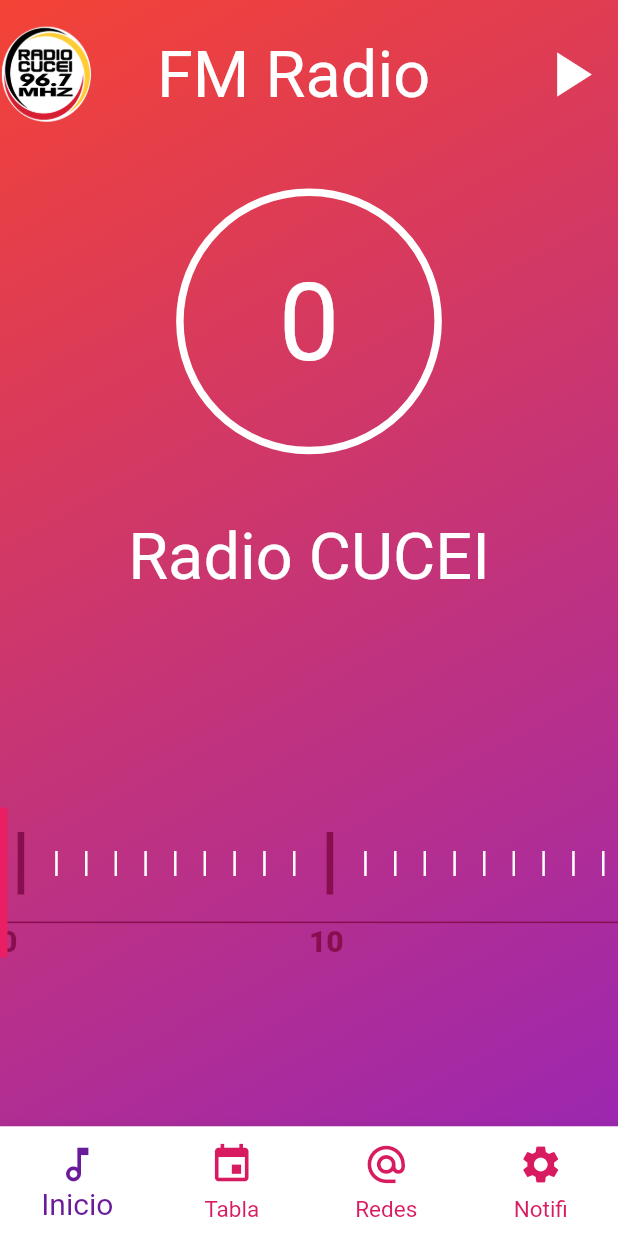
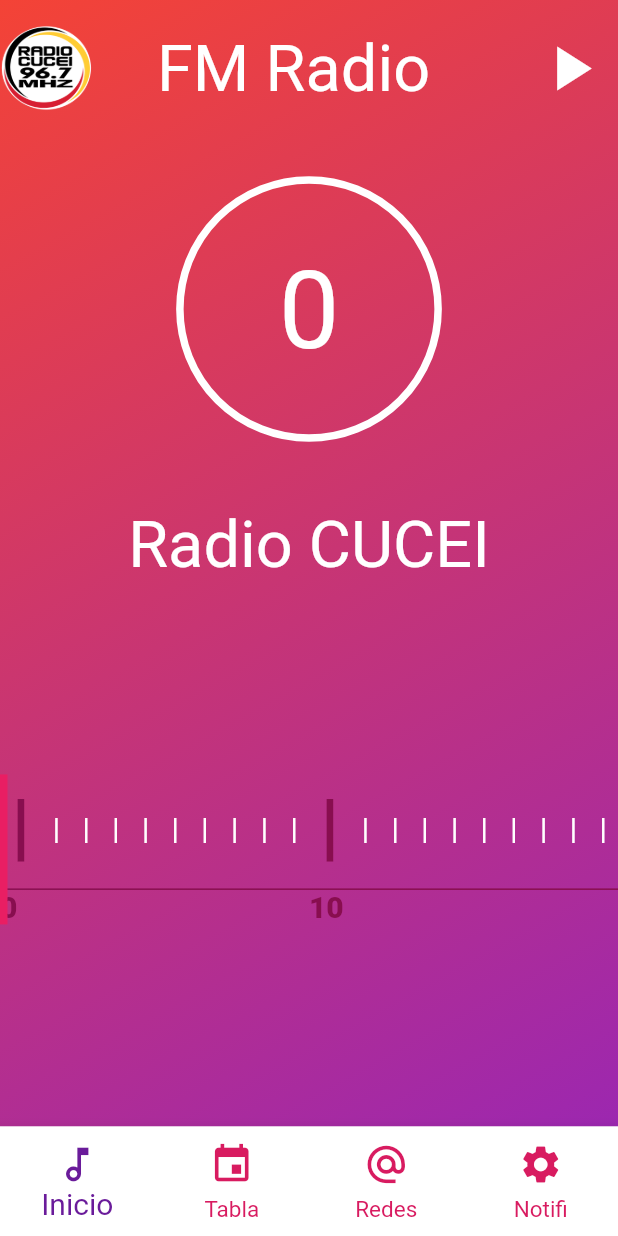
Before and after one commit to UrielRGil/RadioCUCEIFlutter, a Flutter app: the screen it shows after launch, on a phone screen of 412 x 824 dp. Run offline on Flutter 3.47's test engine with Material 2 defaults, Android fonts, the phone set to English and light mode, and no system bars; our stand-ins replace flutter_vector_icons, just_audio, multi_select_flutter; network calls fail.

Commit message:
08/03/22

```diff
--- a/lib/src/pages/inicio.dart
+++ b/lib/src/pages/inicio.dart
@@ -51,11 +51,11 @@ class _InicioPageState extends State<InicioPage> {
         child: Column(
           children: [
             //contenedor superior
-              Flexible(
-                flex: 2,
-                child: SafeArea(
+               SafeArea(
                   child: Container(
-                   // color: Colors.green,
+                    //color: Colors.green,
+                    width: MediaQuery.of(context).size.width,
+                    height: MediaQuery.of(context).size.height*0.09,
                     child: Row(
                       mainAxisAlignment: MainAxisAlignment.spaceBetween,
                       children: [
@@ -107,15 +107,15 @@ class _InicioPageState extends State<InicioPage> {
                     ),
                   ),
                 ),
-              ),
+
 
 
             //contenedor medio
-              Flexible(
-                flex: 6,
-                child: SafeArea(
+                 SafeArea(
                    child: Container(
-                    // color: Colors.black,
+                       //color: Colors.black,
+                       width: MediaQuery.of(context).size.width,
+                       height: MediaQuery.of(context).size.height*0.53,
                       child: Column(
                         children: [
                           Container(
@@ -197,15 +197,16 @@ class _InicioPageState extends State<InicioPage> {
                       ),
                     ),
                  ),
-              ),
+
+
 
 
             //contenedor inferior
-            Flexible(
-              flex: 2,
-               child: SafeArea(
+                SafeArea(
                   child: Container(
-                    //  color: Colors.teal,
+                     //color: Colors.teal,
+                     width: MediaQuery.of(context).size.width,
+                     height: MediaQuery.of(context).size.height*0.15,
                     child: Column(
                       children: [
                         Container(
@@ -213,7 +214,7 @@ class _InicioPageState extends State<InicioPage> {
                           height: MediaQuery.of(context).size.height * 0.10,
 
                           decoration: BoxDecoration(
-                            // color: Colors.amber,
+                             //color: Colors.amber,
                             border: Border(
                               bottom: BorderSide(
                                 color: Colors.pink.shade900,
@@ -262,7 +263,7 @@ class _InicioPageState extends State<InicioPage> {
                         ),
                         Container(
                           width: MediaQuery.of(context).size.width,
-                          // height: MediaQuery.of(context).size.height*0.10,
+                           height: MediaQuery.of(context).size.height*0.04,
                           // color: Colors.amber,
 
                           child: Column(
@@ -327,7 +328,7 @@ class _InicioPageState extends State<InicioPage> {
                     ),
                   ),
                 ),
-             ),
+
 
           ],
         ),
```
Also changed, not shown: lib/src/componentes/checkBoxState.dart (added, +9 -0 lines), lib/src/pages/tabla.dart (+20 -10 lines), lib/src/componentes/responsive.dart (added). Lines whose indentation alone changed are shown as unchanged.
